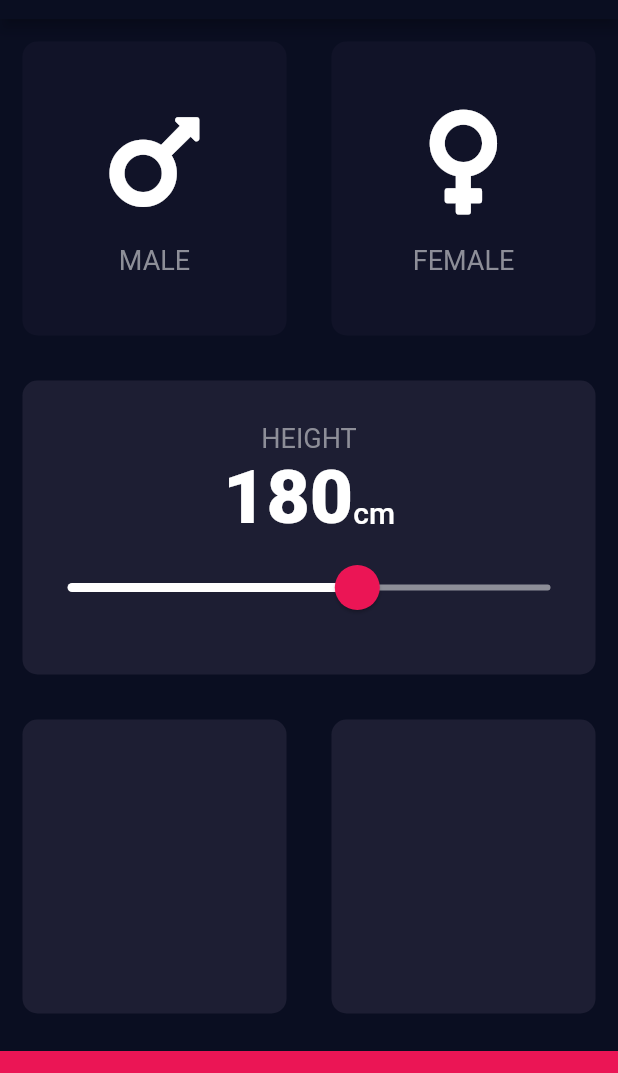
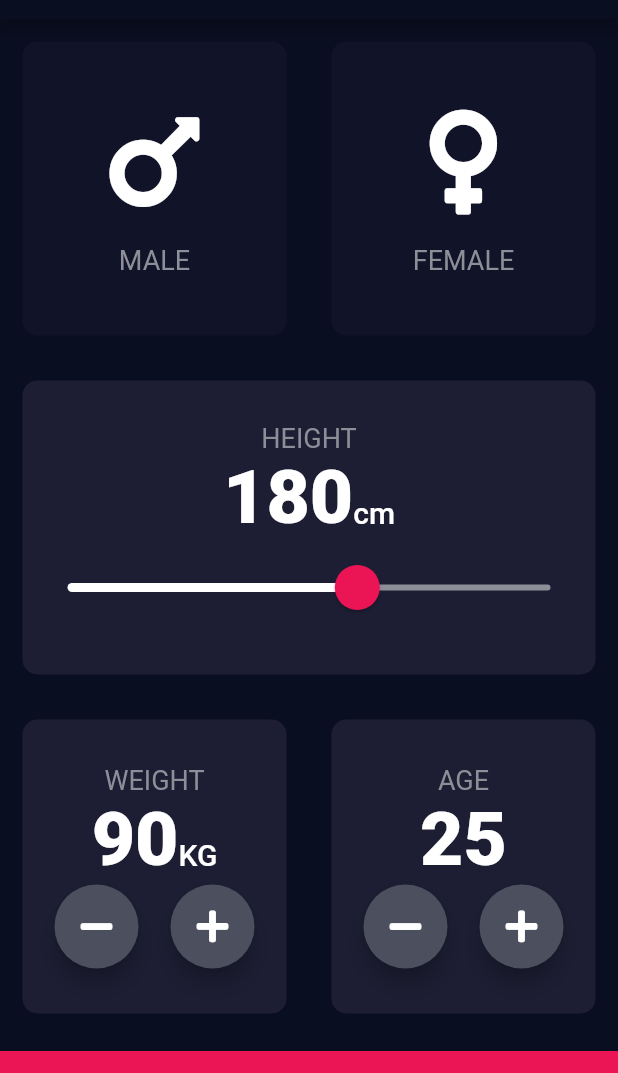
Before and after one commit to mo3sw/Flutter_small_projects, a Flutter app: the screen it shows after launch, on a phone screen of 412 x 824 dp, the part 65-1138 px from its top. Run offline on Flutter 3.47's test engine with Material 2 defaults, Android fonts, the phone set to English and light mode, and no system bars; our stand-ins replace audioplayers, font_awesome_flutter.

Commit message:
BMI: Finished the first page

```diff
--- a/bmi-calculator-flutter-master/lib/input_page.dart
+++ b/bmi-calculator-flutter-master/lib/input_page.dart
@@ -3,7 +3,6 @@
 import 'gender_widget.dart';
 import 'constants.dart';
 import 'package:font_awesome_flutter/font_awesome_flutter.dart';
-
 
 enum Gender {
   Male,
@@ -20,6 +19,8 @@
 //  Color femaleCardColor = inactiveCardColor;
   Gender selectedGender;
   int height = 180;
+  int weight = 90;
+  int age = 25;
 
 //  void updateColor(Gender gender){
 //    if(gender == Gender.Male){
@@ -124,7 +125,7 @@
                             max: 220.0,
                             value: height.toDouble(),
 //                            activeColor: kBottomContainerColor,
-                            onChanged: (double height){
+                            onChanged: (double height) {
                               setState(() {
                                 this.height = height.round();
                               });
@@ -145,11 +146,102 @@
                 Expanded(
                   child: new ReusableCard(
                     color: kActiveCardColor,
+                    cardChild: Column(
+                      mainAxisAlignment: MainAxisAlignment.center,
+                      children: <Widget>[
+                        Text(
+                          'WEIGHT',
+                          style: kLabelTextStyle,
+                        ),
+                        Row(
+                          mainAxisAlignment: MainAxisAlignment.center,
+                          crossAxisAlignment: CrossAxisAlignment.baseline,
+                          textBaseline: TextBaseline.alphabetic,
+                          children: <Widget>[
+                            Text(
+                              weight.toString(),
+                              style: kHeightLabelTextStyle,
+                            ),
+                            Text(
+                              'KG',
+                              style: kCMLabelTextStyle,
+                            ),
+                          ],
+                        ),
+                        Row(
+                          mainAxisAlignment: MainAxisAlignment.spaceEvenly,
+                          children: <Widget>[
+//                            FloatingActionButton(
+//                              child: Icon(Icons.minimize),
+//                              backgroundColor: Color(0xFF4C4F5E),
+//                            ),
+                            // My own button built it myself
+                            RoundIconButton(
+                              onPress: () {
+                                setState(() {
+                                  weight--;
+                                });
+                              },
+                              icon: FontAwesomeIcons.minus,
+                            ),
+                            RoundIconButton(
+                              onPress: () {
+                                setState(() {
+                                  weight++;
+                                });
+                              },
+                              icon: FontAwesomeIcons.plus,
+                            ),
+//                            FloatingActionButton(
+//                              child: Icon(
+//                                FontAwesomeIcons.plus,
+//                                color: Colors.white,
+//                              ),
+//                              backgroundColor: Color(0xFF4C4F5E),
+//                            ),
+                          ],
+                        ),
+                      ],
+                    ),
                   ),
                 ),
                 Expanded(
                   child: new ReusableCard(
                     color: kActiveCardColor,
+                    cardChild: Column(
+                      mainAxisAlignment: MainAxisAlignment.center,
+                      children: <Widget>[
+                        Text(
+                          'AGE',
+                          style: kLabelTextStyle,
+                        ),
+                        Text(
+                          age.toString(),
+                          style: kHeightLabelTextStyle,
+                        ),
+                        Row(
+                          mainAxisAlignment: MainAxisAlignment.spaceEvenly,
+                          children: <Widget>[
+                            RoundIconButton(
+                              onPress: (){
+                                setState(() {
+                                  age--;
+                                });
+                              },
+                              icon: FontAwesomeIcons.minus,
+                            ),
+                            RoundIconButton(
+                              onPress: (){
+                                setState(() {
+                                  age++;
+                                });
+                              },
+                              icon: FontAwesomeIcons.plus,
+                            ),
+                          ],
+                        ),
+                      ],
+                    ),
                   ),
                 ),
               ],
@@ -166,3 +258,26 @@
     );
   }
 }
+
+class RoundIconButton extends StatelessWidget {
+  final IconData icon;
+  final Function onPress;
+
+  RoundIconButton({this.icon, @required this.onPress});
+
+  @override
+  Widget build(BuildContext context) {
+    return RawMaterialButton(
+      child: Icon(this.icon),
+      shape: CircleBorder(),
+      onPressed: this.onPress,
+      fillColor: Color(0xFF4C4F5E),
+      constraints: BoxConstraints.tightFor(
+        width: 56.0,
+        height: 56.0,
+      ),
+      elevation: 6.0,
+      disabledElevation: 6.0,
+    );
+  }
+}
```
